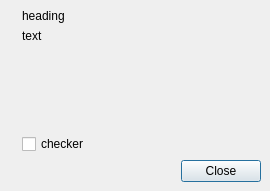
First picture: the form in qt4/error.ui, repository Hyask/apport, before the edit.
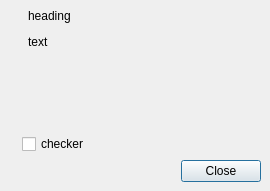
Second picture: the form after the edit.

Commit message: Fixed icon spacing, taskbar entry.

Diff of the .ui file:
```diff
--- a/qt4/error.ui
+++ b/qt4/error.ui
@@ -57,6 +57,9 @@
      <property name="text" >
       <string>heading</string>
      </property>
+     <property name="indent" >
+      <number>6</number>
+     </property>
     </widget>
    </item>
    <item row="1" column="1" >
@@ -78,6 +81,9 @@
      <property name="wordWrap" >
       <bool>true</bool>
      </property>
+     <property name="indent" >
+      <number>6</number>
+     </property>
     </widget>
    </item>
    <item row="3" column="0" colspan="2" >
```
The commit also changes 1 other file.
